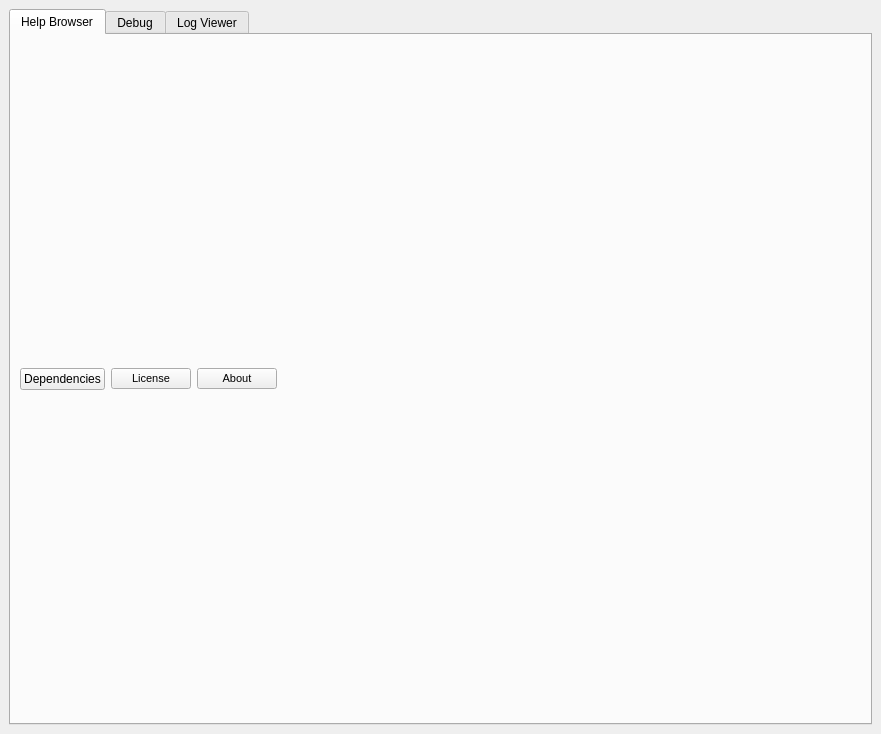
Before: the Qt Designer form foqus_lib/gui/help/helpBrowser_UI.ui in CCSI-Toolset/FOQUS, drawn with Qt 5.
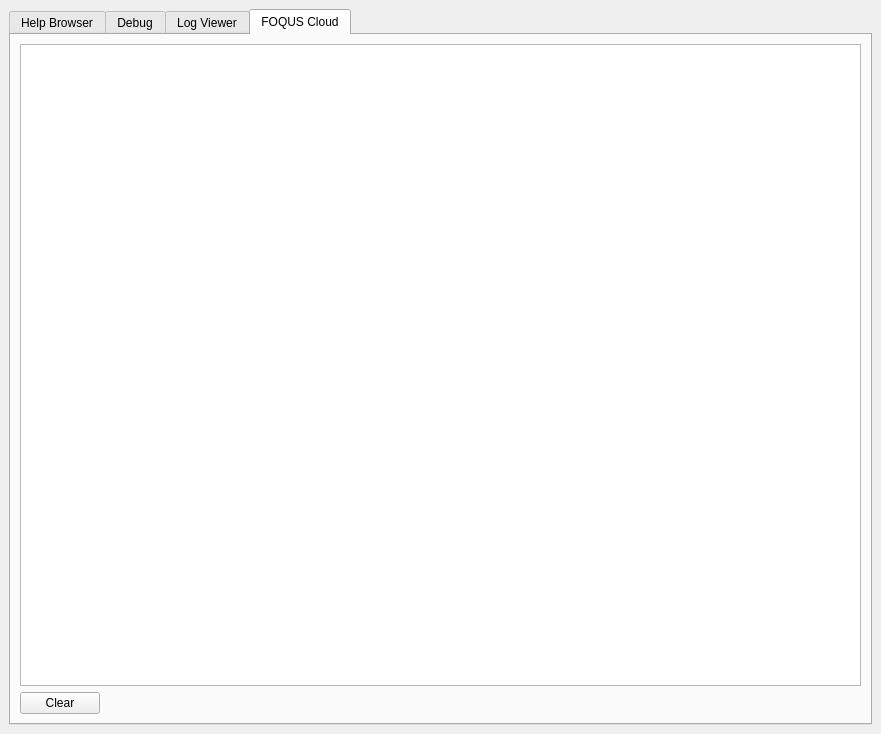
After: the same form once the commit is applied. The open tabs and pages were chosen to show the change. Icons and pictures are not drawn.

Commit message: Added Cloud Notifications in Help utilizing websocket

The edit to the form file:
```diff
--- a/foqus_lib/gui/help/helpBrowser_UI.ui
+++ b/foqus_lib/gui/help/helpBrowser_UI.ui
@@ -348,6 +348,42 @@
         </item>
        </layout>
       </widget>
+
+      <widget class="QWidget" name="tab">
+       <attribute name="title">
+        <string>FOQUS Cloud</string>
+       </attribute>
+       <layout class="QVBoxLayout" name="verticalLayout_6">
+        <item>
+         <widget class="QTextBrowser" name="CloudLogView"/>
+        </item>
+        <item>
+         <layout class="QHBoxLayout" name="horizontalLayout_4">
+          <item>
+           <widget class="QPushButton" name="clearLogButton">
+            <property name="text">
+             <string>Clear</string>
+            </property>
+           </widget>
+          </item>
+          <item>
+           <spacer name="horizontalSpacer_4">
+            <property name="orientation">
+             <enum>Qt::Horizontal</enum>
+            </property>
+            <property name="sizeHint" stdset="0">
+             <size>
+              <width>40</width>
+              <height>20</height>
+             </size>
+            </property>
+           </spacer>
+          </item>
+         </layout>
+        </item>
+       </layout>
+      </widget>
+
      </widget>
     </item>
    </layout>
```
The commit also changes 1 other file.
